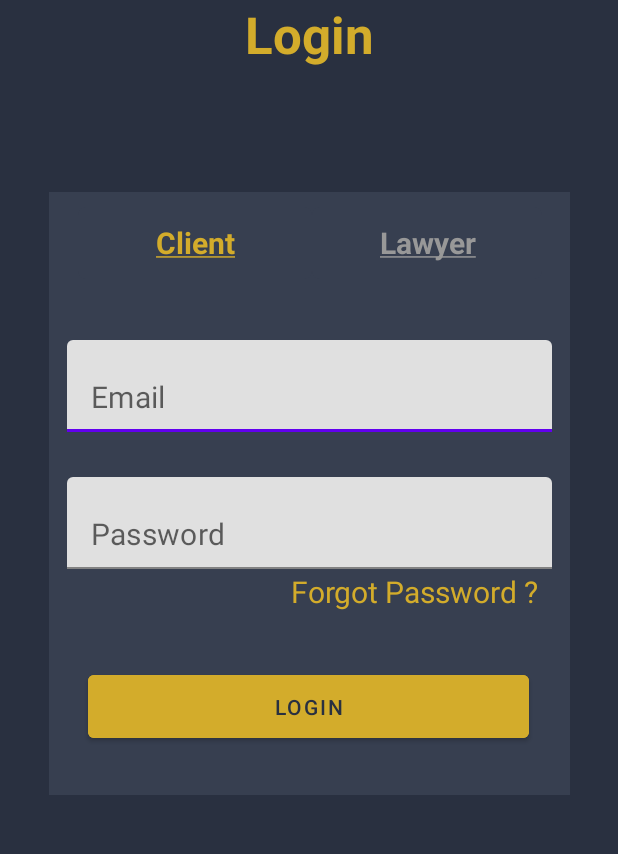
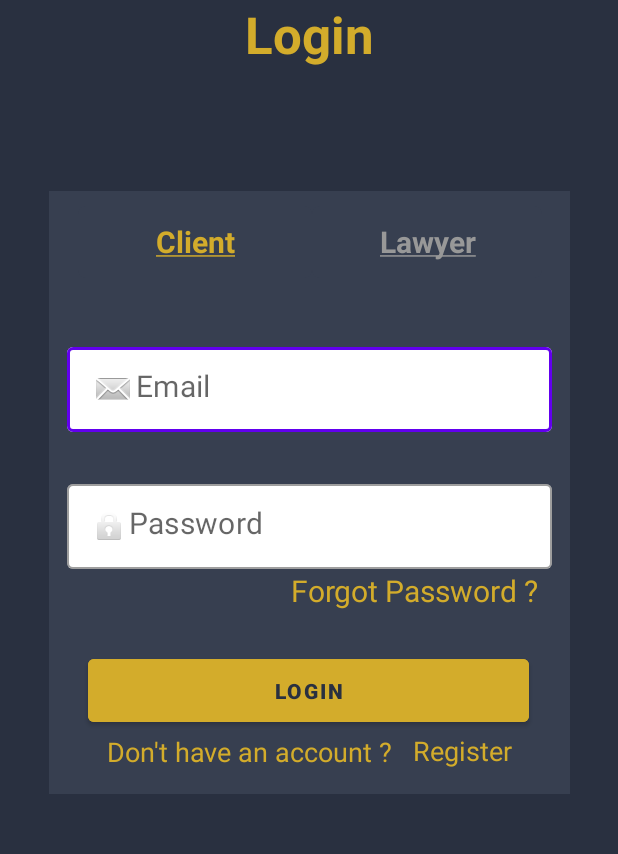
Before and after one commit to idanfadlon/Law-Tech-App, an Android app: the screen it shows after launch (LoginActivity), on a phone screen of 412 x 824 dp, the part 221-1075 px from its top. Run offline under Robolectric (Android 15) with nearby library versions, the phone set to English and light mode, and no system bars; our stand-ins replace Firebase (no records; nobody signed in at launch, a user with empty details on screens opened directly).

Commit message:
login activity fixed
login activity fixed + forgot password activity created

```diff
--- a/app/src/main/java/com/example/law_tech_app/LoginActivity.kt
+++ b/app/src/main/java/com/example/law_tech_app/LoginActivity.kt
@@ -5,12 +5,12 @@ import android.content.Intent
 import android.os.Build
 import android.os.Bundle
 import android.text.TextUtils
-import android.view.View
 import android.view.WindowInsets
 import android.view.WindowManager
 import android.widget.Button
 import android.widget.RadioGroup
 import android.widget.TextView
+import android.widget.Toast
 import com.google.android.material.textfield.TextInputEditText
 import com.google.firebase.auth.FirebaseAuth
 
@@ -20,8 +20,11 @@ class LoginActivity: BaseActivity() {
     lateinit var tie_password: TextInputEditText
     lateinit var login_btn:Button
     lateinit var forgotPasswordTv:TextView
+    lateinit var tvRegister:TextView
 
 
+
+    @SuppressLint("MissingInflatedId")
     override fun onCreate(savedInstanceState: Bundle?) {
         super.onCreate(savedInstanceState)
         setContentView(R.layout.activity_login)
@@ -38,21 +41,35 @@ class LoginActivity: BaseActivity() {
         radioGroup.setOnCheckedChangeListener{_, checkedId ->
            onRadioClick(checkedId)
         }
-        tie_email = findViewById(R.id.tie_email)
+        tie_email = findViewById(R.id.tie_forgotpassword_email)
         tie_email.hint=("Email")
         tie_password = findViewById(R.id.tie_password)
         tie_password.hint=("Password")
-        login_btn = findViewById(R.id.login_button)
+        login_btn = findViewById(R.id.btn_login)
         login_btn.setOnClickListener {
             logInRegisteredUser()
         }
         forgotPasswordTv = findViewById(R.id.forgot_password_tv)
+        forgotPasswordTv.setOnClickListener{
+            //TODO: add navigate to forgot password screen
+            val intent = Intent(this@LoginActivity, ForgotPasswordActivity::class.java)
+            startActivity(intent)
+        }
+        tvRegister = findViewById(R.id.tv_login_register)
+        tvRegister.setOnClickListener{
+            //TODO: add navigate to register screen
+            Toast.makeText(this,"clicked",Toast.LENGTH_SHORT).show()
+        }
+
     }
 
 private fun onRadioClick(id:Int){
     if(id==R.id.rb_client)
         tie_email.hint = "Email"
-    else tie_email.hint="License Number"
+    else {
+        tie_email.hint = "License Number"
+
+    }
     }
 
     private fun validateLoginDetails(): Boolean {
@@ -75,7 +92,7 @@ private fun onRadioClick(id:Int){
         if (validateLoginDetails()) {
 
             // Show the progress dialog.
-            showProgressDialog(resources.getString(R.string.please_wait))
+            showProgressDialog(resources.getString(R.string.loading))
 
             // Get the text from editText and trim the space
             val email = tie_email.text.toString().trim { it <= ' ' }
@@ -88,6 +105,7 @@ private fun onRadioClick(id:Int){
                         hideProgressDialog()
                         val intent = Intent(this@LoginActivity, MainActivity::class.java)
                         startActivity(intent)
+                        finish()
 
 //                        FirestoreClass().getUserDetails(this@LoginActivity)
                     } else {
@@ -99,12 +117,4 @@ private fun onRadioClick(id:Int){
         }
     }
 
-
-
-
-
-
-
-
-
 }
--- /dev/null
+++ b/app/src/main/res/drawable/ic_baseline_arrow_back_24.xml
@@ -0,0 +1,5 @@
+<vector android:autoMirrored="true" android:height="24dp"
+    android:tint="#000000" android:viewportHeight="24"
+    android:viewportWidth="24" android:width="24dp" xmlns:android="http://schemas.android.com/apk/res/android">
+    <path android:fillColor="@android:color/white" android:pathData="M20,11H7.83l5.59,-5.59L12,4l-8,8 8,8 1.41,-1.41L7.83,13H20v-2z"/>
+</vector>
--- /dev/null
+++ b/app/src/main/res/drawable/ic_baseline_credit_card_24.xml
@@ -0,0 +1,5 @@
+<vector android:height="24dp" android:tint="#000000"
+    android:viewportHeight="24" android:viewportWidth="24"
+    android:width="24dp" xmlns:android="http://schemas.android.com/apk/res/android">
+    <path android:fillColor="@android:color/white" android:pathData="M20,4L4,4c-1.11,0 -1.99,0.89 -1.99,2L2,18c0,1.11 0.89,2 2,2h16c1.11,0 2,-0.89 2,-2L22,6c0,-1.11 -0.89,-2 -2,-2zM20,18L4,18v-6h16v6zM20,8L4,8L4,6h16v2z"/>
+</vector>
--- a/app/src/main/res/layout/activity_login.xml
+++ b/app/src/main/res/layout/activity_login.xml
@@ -53,7 +53,6 @@
         android:id="@+id/login_sub_activity"
         android:layout_width="347dp"
         android:layout_height="402dp"
-        android:layout_marginTop="1dp"
         android:layout_marginBottom="65dp"
         android:background="#373F50"
         app:layout_constraintBottom_toBottomOf="parent"
@@ -61,6 +60,20 @@
         app:layout_constraintStart_toStartOf="parent"
         app:layout_constraintTop_toBottomOf="@+id/textView2">
 
+
+        <TextView
+            android:id="@+id/tv_login_donthaveaccount"
+            android:layout_width="192dp"
+            android:layout_height="27dp"
+            android:layout_marginEnd="2dp"
+            android:gravity="center"
+            android:text="@string/dont_have_account"
+            android:textColor="#D3AC2B"
+            android:textSize="18sp"
+            android:visibility="visible"
+            app:layout_constraintEnd_toStartOf="@+id/tv_login_register"
+            app:layout_constraintStart_toStartOf="@+id/btn_login"
+            app:layout_constraintTop_toBottomOf="@+id/btn_login" />
 
         <RadioGroup
             android:id="@+id/radioGroup"
@@ -101,9 +114,11 @@
 
         <com.google.android.material.textfield.TextInputLayout
             android:id="@+id/til_1"
+            style="@style/Widget.MaterialComponents.TextInputLayout.OutlinedBox"
             android:layout_width="323dp"
             android:layout_height="62dp"
             android:visibility="visible"
+            app:boxBackgroundColor="#FFFFFF"
             app:layout_constraintBottom_toTopOf="@+id/til_2"
             app:layout_constraintEnd_toEndOf="parent"
             app:layout_constraintStart_toStartOf="parent"
@@ -111,9 +126,11 @@
             tools:visibility="visible">
 
             <com.google.android.material.textfield.TextInputEditText
-                android:id="@+id/tie_email"
+
+                android:id="@+id/tie_forgotpassword_email"
                 android:layout_width="match_parent"
                 android:layout_height="wrap_content"
+                android:drawableStart="@android:drawable/sym_action_email"
                 android:textSize="20sp"
                 android:visibility="visible"
                 tools:visibility="visible" />
@@ -121,42 +138,49 @@
 
         <com.google.android.material.textfield.TextInputLayout
             android:id="@+id/til_2"
+            style="@style/Widget.MaterialComponents.TextInputLayout.OutlinedBox"
             android:layout_width="323dp"
             android:layout_height="62dp"
             android:layout_marginBottom="150dp"
             android:visibility="visible"
+            app:boxBackgroundColor="#FFFFFF"
             app:layout_constraintBottom_toBottomOf="parent"
             app:layout_constraintEnd_toEndOf="parent"
             app:layout_constraintStart_toStartOf="parent">
 
             <com.google.android.material.textfield.TextInputEditText
+
                 android:id="@+id/tie_password"
                 android:layout_width="match_parent"
                 android:layout_height="wrap_content"
+                android:drawableStart="@android:drawable/ic_lock_idle_lock"
+                android:inputType="textPassword"
                 android:textSize="20sp"
                 android:visibility="visible" />
         </com.google.android.material.textfield.TextInputLayout>
 
         <Button
-            android:id="@+id/login_button"
+            android:id="@+id/btn_login"
             android:layout_width="294dp"
             android:layout_height="54dp"
             android:backgroundTint="#D3AC2B"
             android:enabled="true"
             android:text="Login"
             android:textColor="@color/primary"
+            android:textStyle="bold"
             android:visibility="visible"
             app:layout_constraintBottom_toBottomOf="parent"
             app:layout_constraintEnd_toEndOf="parent"
             app:layout_constraintHorizontal_bias="0.49"
             app:layout_constraintStart_toStartOf="parent"
             app:layout_constraintTop_toBottomOf="@+id/til_2"
-            app:layout_constraintVertical_bias="0.666" />
+            app:layout_constraintVertical_bias="0.562" />
 
         <TextView
             android:id="@+id/forgot_password_tv"
             android:layout_width="183dp"
             android:layout_height="29dp"
+            android:clickable="true"
             android:gravity="center"
             android:text="@string/forgot_password"
             android:textColor="#D3AC2B"
@@ -165,6 +189,20 @@
             app:layout_constraintEnd_toEndOf="@+id/til_2"
             app:layout_constraintTop_toBottomOf="@+id/til_2" />
 
+        <TextView
+            android:id="@+id/tv_login_register"
+            android:layout_width="wrap_content"
+            android:layout_height="wrap_content"
+            android:layout_marginBottom="16dp"
+            android:clickable="true"
+            android:text="@string/register"
+            android:textColor="@color/yellow"
+            android:textSize="18sp"
+            app:layout_constraintBottom_toBottomOf="parent"
+            app:layout_constraintEnd_toEndOf="@+id/btn_login"
+            app:layout_constraintStart_toEndOf="@+id/tv_login_donthaveaccount"
+            app:layout_constraintTop_toBottomOf="@+id/btn_login" />
+
 
     </androidx.constraintlayout.widget.ConstraintLayout>
 
--- a/app/src/main/res/layout/dialog_progress.xml
+++ b/app/src/main/res/layout/dialog_progress.xml
@@ -22,7 +22,7 @@
         android:layout_width="wrap_content"
         android:layout_height="wrap_content"
         android:layout_marginStart="@dimen/progress_text_marginStart"
-        android:text="@string/please_wait"
+        android:text="@string/loading"
         android:textColor="@color/colorPrimaryText"
         android:textSize="@dimen/progress_text_size"
         app:layout_constraintBottom_toBottomOf="parent"
--- a/app/src/main/res/values/strings.xml
+++ b/app/src/main/res/values/strings.xml
@@ -3,7 +3,13 @@
     <string name="as_client"><u>Client</u></string>
     <string name="as_lawyer"><u>Lawyer</u></string>
     <string name="forgot_password">Forgot Password ?</string>
-    <string name="please_wait">Loading..</string>
+    <string name="loading">Loading..</string>
     <string name="err_msg_enter_email"><b>Email is missing ! Please enter email !</b></string>
-    <string name="err_msg_enter_password"><b>Password is missing ! Please enter password !</b></string>
+    <string name="err_msg_enter_password"><b>Password is missing ! Please enter password !</b></string>ont
+    <string name="dont_have_account">Don\'t have an account ?</string>
+    <string name="register">Register</string>
+    <string name="forgot_password_tv1"><b>Forgot your password ?</b></string>
+    <string name="forgot_password_tv2">Enter your email address and we\'ll send you a mail to reset your password</string>
+    <string name="email_sent"><b>Email sent successfully !</b></string>
+
 </resources>
```
Also changed, not shown: app/src/main/AndroidManifest.xml (+8 -1 lines), app/src/main/java/com/example/law_tech_app/ForgotPasswordActivity.kt (+67 -1 lines), app/src/main/res/layout/activity_forgot_password.xml (added, +131 -0 lines), app/src/main/res/drawable/lock.png (added).
